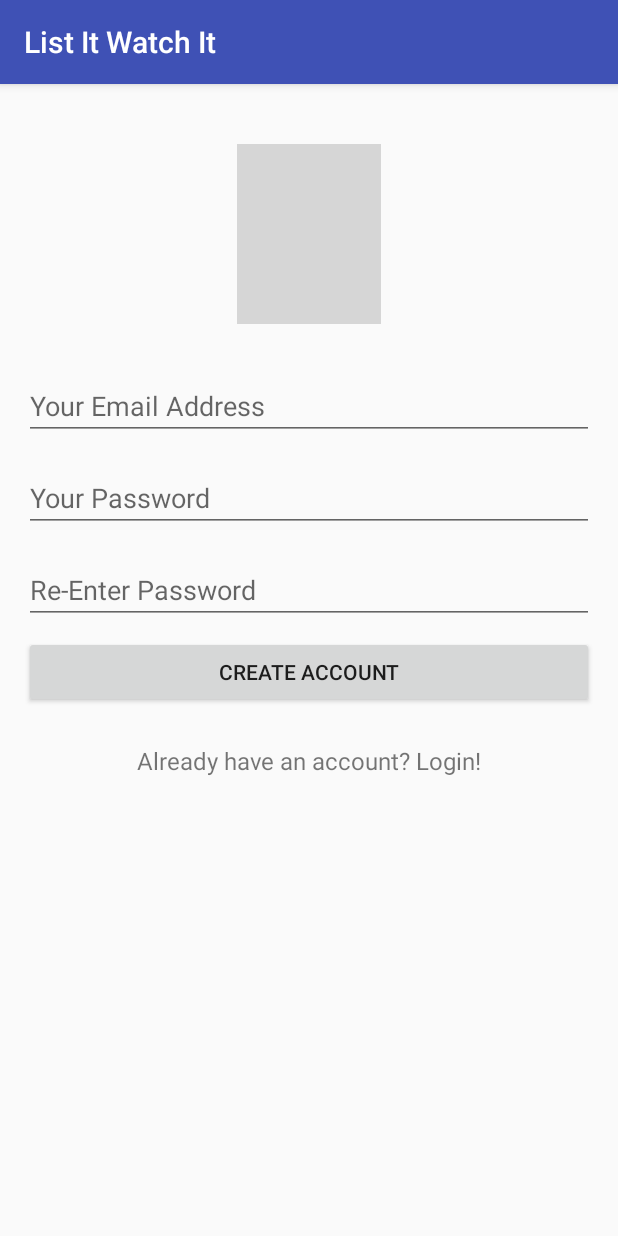
After one commit to trishHUYNH/ListItWatchIt, an Android app: the fragment RegisterFragment placed in its activity, on a phone screen of 412 x 824 dp. The commit adds this screen. Run offline under Robolectric (Android 15) with nearby library versions, the phone set to English and light mode, and no system bars; 2 statements that could not run were skipped; grey boxes are pictures that could not be loaded.

Commit message:
Created login & register fragments. Login -> Register link implemented. Register -> Login link implemented.

```diff
--- a/app/build.gradle
+++ b/app/build.gradle
@@ -24,4 +24,5 @@ dependencies {
     testCompile 'junit:junit:4.12'
     compile 'com.android.support:appcompat-v7:23.3.0'
     compile 'com.android.support:design:23.3.0'
+    compile 'com.android.support:support-v4:23.3.0'
 }
--- /dev/null
+++ b/app/src/main/java/thuynh90/tacoma/uw/edu/listitwatchit/login/LoginActivity.java
@@ -0,0 +1,21 @@
+package thuynh90.tacoma.uw.edu.listitwatchit.login;
+
+import android.os.Bundle;
+import android.support.v7.app.AppCompatActivity;
+import android.view.Window;
+
+import thuynh90.tacoma.uw.edu.listitwatchit.R;
+
+public class LoginActivity extends AppCompatActivity {
+
+    @Override
+    protected void onCreate(Bundle savedInstanceState) {
+        super.onCreate(savedInstanceState);
+
+        this.requestWindowFeature(Window.FEATURE_NO_TITLE);
+        setContentView(R.layout.activity_login);
+        getSupportFragmentManager().beginTransaction().add(R.id.login_container, new LoginFragment() ).commit();
+
+
+    }
+}
--- /dev/null
+++ b/app/src/main/java/thuynh90/tacoma/uw/edu/listitwatchit/login/LoginFragment.java
@@ -0,0 +1,63 @@
+package thuynh90.tacoma.uw.edu.listitwatchit.login;
+
+
+import android.os.Bundle;
+import android.support.v4.app.Fragment;
+import android.support.v4.app.FragmentTransaction;
+import android.view.LayoutInflater;
+import android.view.View;
+import android.view.View.OnClickListener;
+import android.view.ViewGroup;
+import android.widget.Button;
+import android.widget.EditText;
+import android.widget.TextView;
+import android.widget.Toast;
+
+import thuynh90.tacoma.uw.edu.listitwatchit.R;
+
+/**
+ * A simple {@link Fragment} subclass.
+ */
+public class LoginFragment extends Fragment {
+
+
+    public LoginFragment() {
+        // Required empty public constructor
+    }
+
+
+    @Override
+    /**
+     * TODO: Login authentication
+     */
+    public View onCreateView(LayoutInflater inflater, ViewGroup container, Bundle savedInstanceState) {
+        // Inflate the layout for this fragment
+        View view = inflater.inflate(R.layout.fragment_login, container, false);
+        final EditText emailLogin = (EditText) view.findViewById(R.id.login_email);
+        final EditText passwordLogin = (EditText) view.findViewById(R.id.login_password);
+        Button buttonLogin = (Button) view.findViewById(R.id.login_button);
+        buttonLogin.setOnClickListener(new OnClickListener() {
+            @Override
+            public void onClick(View v) {
+                //Test. ToBeDeleted
+                Toast.makeText(getActivity(), "Login button clicked", Toast.LENGTH_SHORT).show();
+            }
+        });
+        TextView registerLink = (TextView) view.findViewById(R.id.register_link);
+        registerLink.setOnClickListener(new OnClickListener() {
+            @Override
+            public void onClick(View v) {
+                Fragment registerFragment = new RegisterFragment();
+                FragmentTransaction transaction = getFragmentManager().beginTransaction();
+
+                transaction.replace(R.id.login_container, registerFragment);
+                transaction.addToBackStack(null);
+
+                transaction.commit();
+            }
+        });
+
+        return view;
+    }
+
+}
--- /dev/null
+++ b/app/src/main/java/thuynh90/tacoma/uw/edu/listitwatchit/login/RegisterFragment.java
@@ -0,0 +1,65 @@
+package thuynh90.tacoma.uw.edu.listitwatchit.login;
+
+
+import android.os.Bundle;
+import android.support.v4.app.Fragment;
+import android.support.v4.app.FragmentTransaction;
+import android.view.LayoutInflater;
+import android.view.View;
+import android.view.View.OnClickListener;
+import android.view.ViewGroup;
+import android.widget.Button;
+import android.widget.EditText;
+import android.widget.TextView;
+import android.widget.Toast;
+
+import thuynh90.tacoma.uw.edu.listitwatchit.R;
+
+/**
+ * A simple {@link Fragment} subclass.
+ */
+public class RegisterFragment extends Fragment {
+
+
+    public RegisterFragment() {
+        // Required empty public constructor
+    }
+
+
+    @Override
+    /**
+     * TODO: Create accounts to MYSQL
+     * TODO: Automatically create "To Watch" & "Watch" lists for every new account
+     * TODO: Direct user back to login after registration
+     */
+    public View onCreateView(LayoutInflater inflater, ViewGroup container, Bundle savedInstanceState) {
+        // Inflate the layout for this fragment
+        View view = inflater.inflate(R.layout.fragment_register, container, false);
+        final EditText emailRegister = (EditText) view.findViewById(R.id.register_email);
+        final EditText passwordRegister = (EditText) view.findViewById(R.id.register_password);
+        final EditText passwordConfirmRegister = (EditText) view.findViewById(R.id.register_password_confirm);
+        final Button buttonRegister = (Button) view.findViewById(R.id.register_button);
+        buttonRegister.setOnClickListener(new OnClickListener() {
+            @Override
+            public void onClick(View v) {
+                //Test. ToBeDeleted.
+                Toast.makeText(getActivity(), "Create account button clicked", Toast.LENGTH_SHORT).show();
+            }
+        });
+        final TextView loginLink = (TextView) view.findViewById(R.id.login_link);
+        loginLink.setOnClickListener(new OnClickListener() {
+            @Override
+            public void onClick(View v) {
+                Fragment loginFragment = new LoginFragment();
+                FragmentTransaction transaction = getFragmentManager().beginTransaction();
+
+                transaction.replace(R.id.login_container, loginFragment);
+                transaction.addToBackStack(null);
+
+                transaction.commit();
+            }
+        });
+        return view;
+    }
+
+}
--- /dev/null
+++ b/app/src/main/res/layout/activity_login.xml
@@ -0,0 +1,14 @@
+<?xml version="1.0" encoding="utf-8"?>
+<FrameLayout
+    xmlns:android="http://schemas.android.com/apk/res/android"
+    xmlns:tools="http://schemas.android.com/tools"
+    android:layout_width="match_parent"
+    android:layout_height="match_parent"
+    android:paddingBottom="@dimen/activity_vertical_margin"
+    android:paddingLeft="@dimen/activity_horizontal_margin"
+    android:paddingRight="@dimen/activity_horizontal_margin"
+    android:paddingTop="@dimen/activity_vertical_margin"
+    android:id="@+id/login_container"
+    tools:context="thuynh90.tacoma.uw.edu.listitwatchit.login.LoginActivity">
+
+</FrameLayout>
--- /dev/null
+++ b/app/src/main/res/layout/fragment_register.xml
@@ -0,0 +1,55 @@
+<LinearLayout xmlns:android="http://schemas.android.com/apk/res/android"
+             xmlns:tools="http://schemas.android.com/tools"
+             android:layout_width="match_parent"
+             android:layout_height="match_parent"
+             android:orientation="vertical"
+             tools:context="thuynh90.tacoma.uw.edu.listitwatchit.login.RegisterFragment">
+
+    <ImageView android:src="@drawable/idk"
+               android:layout_width="wrap_content"
+               android:layout_height="120dp"
+               android:layout_marginTop="24dp"
+               android:layout_marginBottom="24dp"
+               android:layout_gravity="center_horizontal" />
+
+    <EditText android:id="@+id/register_email"
+              android:layout_width="match_parent"
+              android:layout_height="wrap_content"
+              android:layout_marginTop="8dp"
+              android:layout_marginBottom="8dp"
+              android:inputType="textEmailAddress"
+              android:hint="Your Email Address" />
+
+
+    <EditText android:id="@+id/register_password"
+              android:layout_width="match_parent"
+              android:layout_height="wrap_content"
+              android:layout_marginTop="8dp"
+              android:layout_marginBottom="8dp"
+              android:inputType="textPassword"
+              android:hint="Your Password"/>
+
+    <EditText android:id="@+id/register_password_confirm"
+              android:layout_width="match_parent"
+              android:layout_height="wrap_content"
+              android:layout_marginTop="8dp"
+              android:layout_marginBottom="8dp"
+              android:inputType="textPassword"
+              android:hint="Re-Enter Password"/>
+
+    <Button
+        android:id="@+id/register_button"
+        android:layout_width="match_parent"
+        android:layout_height="wrap_content"
+        android:text="Create Account"/>
+
+    <TextView android:id="@+id/login_link"
+              android:layout_width="fill_parent"
+              android:layout_height="wrap_content"
+              android:layout_marginTop="24dp"
+              android:text="@string/register_login"
+              android:gravity="center"
+              android:textSize="16sp"/>
+
+
+</LinearLayout>
--- a/app/src/main/res/values/strings.xml
+++ b/app/src/main/res/values/strings.xml
@@ -1,5 +1,7 @@
 <resources>
     <string name="app_name">List It Watch It</string>
     <string name="action_settings">Settings</string>
-    <string name="search_hint">Search a new movie...</string>
+    <string name="search_hint">Search a new movie…</string>
+    <string name="register_link">Don\'t have a List It Watch It account? Create one!</string>
+    <string name="register_login">Already have an account? Login!</string>
 </resources>
```
Also changed, not shown: app/src/main/AndroidManifest.xml (+7 -2 lines), app/src/main/res/layout/fragment_login.xml (added, +45 -0 lines).
